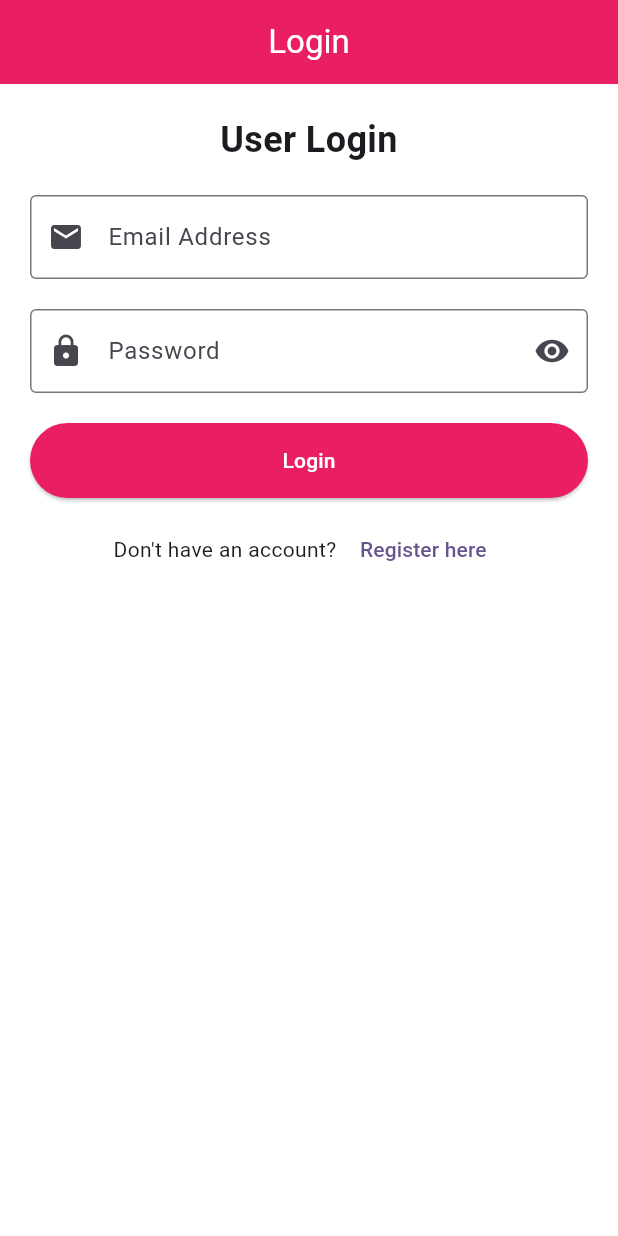
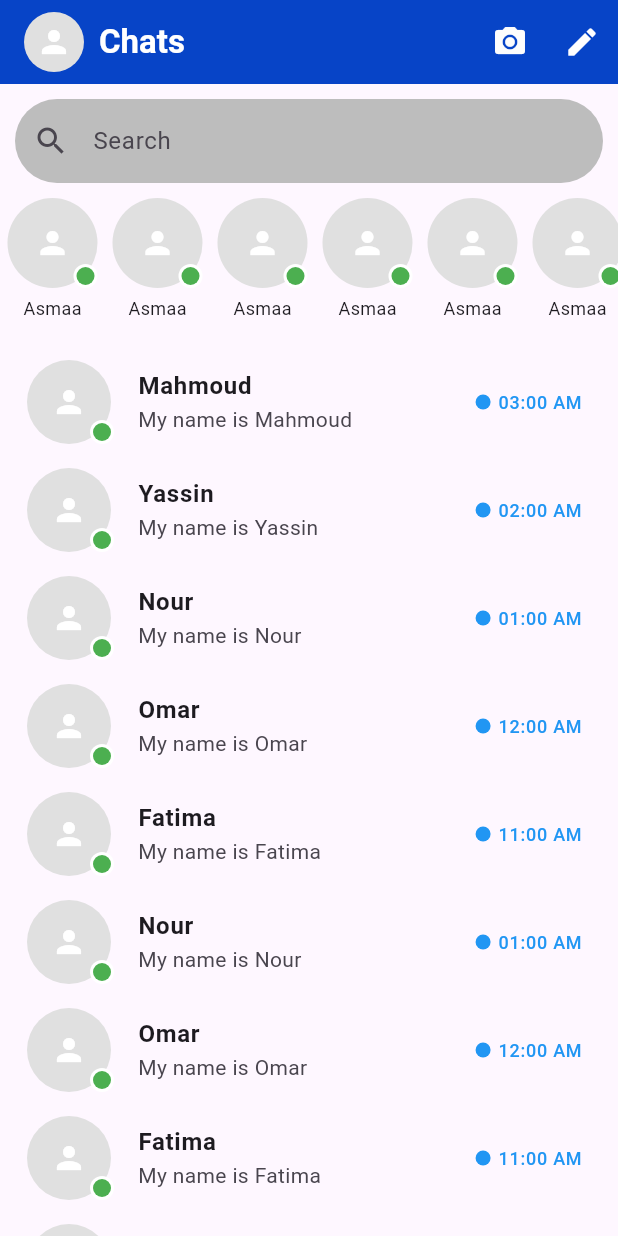
Before and after one commit to Asmaa-Abdo22/DartLoginPage, a Flutter app: the screen it shows after launch, on a phone screen of 412 x 824 dp. Run offline on Flutter 3.47's test engine with Material 3 defaults, Android fonts, the phone set to English and light mode, and no system bars.

Commit message:
create a chat page

```diff
--- /dev/null
+++ b/lib/chat_page.dart
@@ -0,0 +1,162 @@
+import 'package:flutter/material.dart';
+
+class ChatPage extends StatelessWidget {
+  @override
+  Widget build(BuildContext context) {
+    return Scaffold(
+      appBar: AppBar(
+        backgroundColor: const Color.fromARGB(255, 7, 68, 199),
+        elevation: 0,
+        title: Row(
+          children: [
+            CircleAvatar(
+              backgroundColor: Colors.grey[300],
+              child: Icon(Icons.person, color: Colors.white),
+            ),
+            SizedBox(width: 10),
+            Text(
+              'Chats',
+              style: TextStyle(
+                fontSize: 22,
+                fontWeight: FontWeight.bold,
+                color: const Color.fromRGBO(255, 255, 255, 1),
+              ),
+            ),
+          ],
+        ),
+        actions: [
+          IconButton(
+            icon: Icon(Icons.camera_alt, color: const Color.fromARGB(255, 253, 253, 253)),
+            onPressed: () {},
+          ),
+          IconButton(
+            icon: Icon(Icons.edit, color: const Color.fromARGB(255, 255, 255, 255)),
+            onPressed: () {},
+          ),
+        ],
+      ),
+      body: SingleChildScrollView(
+        child: Column(
+          children: [
+            Padding(
+              padding: const EdgeInsets.all(10.0),
+              child: TextField(
+                decoration: InputDecoration(
+                  hintText: 'Search',
+                  prefixIcon: Icon(Icons.search),
+                  filled: true,
+                  fillColor: Colors.grey[400],
+                  border: OutlineInputBorder(
+                    borderRadius: BorderRadius.circular(30),
+                    borderSide: BorderSide.none,
+                  ),
+                ),
+              ),
+            ),
+            Container(
+              height: 100,
+              child: ListView.builder(
+                scrollDirection: Axis.horizontal,
+                itemCount: 6,
+                itemBuilder: (context, index) {
+                  return Padding(
+                    padding: const EdgeInsets.symmetric(horizontal: 5),
+                    child: Column(
+                      children: [
+                        Stack(
+                          children: [
+                            CircleAvatar(
+                              radius: 30,
+                              backgroundColor: Colors.grey[300],
+                              child: Icon(Icons.person, color: Colors.white),
+                            ),
+                            Positioned(
+                              bottom: 0,
+                              right: 0,
+                              child: CircleAvatar(
+                                radius: 8,
+                                backgroundColor: Colors.white,
+                                child: CircleAvatar(
+                                  radius: 6,
+                                  backgroundColor: Colors.green,
+                                ),
+                              ),
+                            ),
+                          ],
+                        ),
+                        SizedBox(height: 5),
+                        Text('Asmaa', style: TextStyle(fontSize: 12)),
+                      ],
+                    ),
+                  );
+                },
+              ),
+            ),
+            ListView(
+              shrinkWrap: true,
+              physics: NeverScrollableScrollPhysics(),
+              children: [
+                _buildChatItem('Mahmoud', 'My name is Mahmoud', '03:00 AM'),
+                _buildChatItem('Yassin', 'My name is Yassin', '02:00 AM'),
+                _buildChatItem('Nour', 'My name is Nour', '01:00 AM'),
+                _buildChatItem('Omar', 'My name is Omar', '12:00 AM'),
+                _buildChatItem('Fatima', 'My name is Fatima', '11:00 AM'),
+                _buildChatItem('Nour', 'My name is Nour', '01:00 AM'),
+                _buildChatItem('Omar', 'My name is Omar', '12:00 AM'),
+                _buildChatItem('Fatima', 'My name is Fatima', '11:00 AM'),
+                _buildChatItem('Nour', 'My name is Nour', '01:00 AM'),
+                _buildChatItem('Omar', 'My name is Omar', '12:00 AM'),
+                _buildChatItem('Fatima', 'My name is Fatima', '11:00 AM'),
+              ],
+            ),
+          ],
+        ),
+      ),
+    );
+  }
+
+  Widget _buildChatItem(String name, String message, String time) {
+    return ListTile(
+      leading: Stack(
+        children: [
+          CircleAvatar(
+            radius: 30,
+            backgroundColor: Colors.grey[300],
+            child: Icon(Icons.person, color: Colors.white),
+          ),
+          Positioned(
+            bottom: 0,
+            right: 0,
+            child: CircleAvatar(
+              radius: 8,
+              backgroundColor: Colors.white,
+              child: CircleAvatar(
+                radius: 6,
+                backgroundColor: Colors.green,
+              ),
+            ),
+          ),
+        ],
+      ),
+      title: Text(
+        name,
+        style: TextStyle(fontWeight: FontWeight.bold),
+      ),
+      subtitle: Text(message),
+      trailing: Row(
+        mainAxisSize: MainAxisSize.min,
+        children: [
+          CircleAvatar(
+            radius: 5,
+            backgroundColor: Colors.blue,
+          ),
+           SizedBox(width: 5),
+          Text(
+            time,
+            style: TextStyle(color: Colors.blue, fontSize: 12),
+          ),
+        ],
+      ),
+    );
+  }
+}
--- a/lib/main.dart
+++ b/lib/main.dart
@@ -1,5 +1,5 @@
 import 'package:flutter/material.dart';
-import 'package:login_page/loginpage.dart';
+import 'chat_page.dart'; // Import the ChatPage
 
 void main() {
   runApp(const MyApp());
@@ -12,12 +12,11 @@ class MyApp extends StatelessWidget {
   Widget build(BuildContext context) {
     return MaterialApp(
       debugShowCheckedModeBanner: false,
-      title: 'Flutter Demo',
+      title: 'Flutter Chat App',
       theme: ThemeData(
-
         colorScheme: ColorScheme.fromSeed(seedColor: Colors.deepPurple),
       ),
-      home: LoginScreen(),
+      home: ChatPage(),
     );
   }
 }
```
